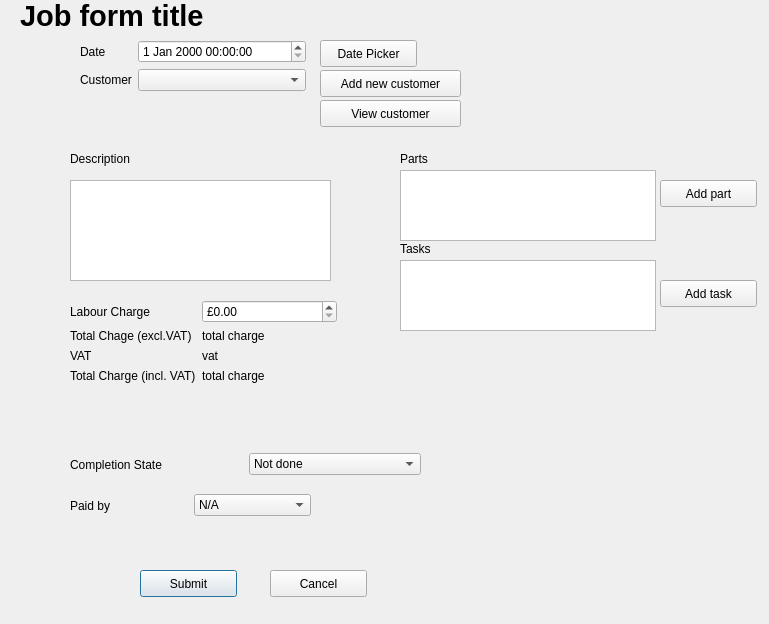
Before: the Qt Designer form dialogs/job/JobForm.ui in supermaximo93/Computing_Project, drawn with Qt 5.
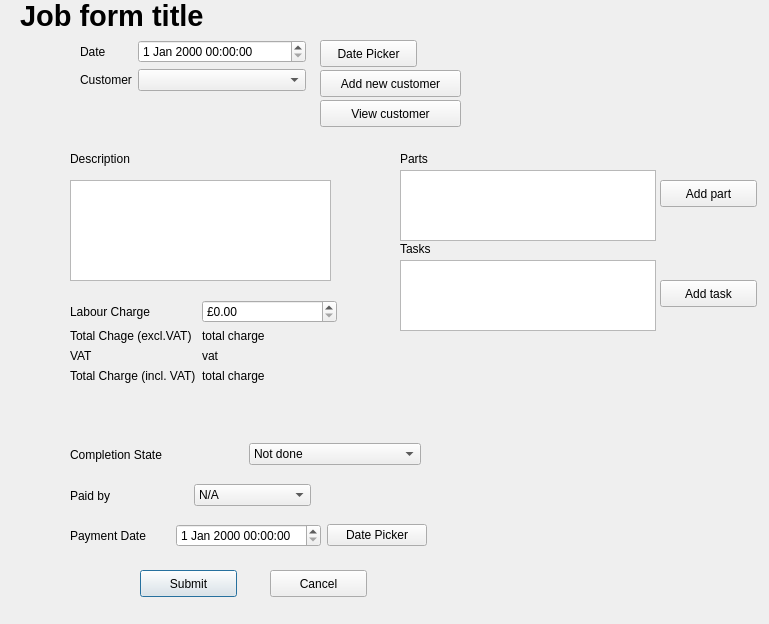
After: the same form once the commit is applied.

Commit message: Payment date added to Job forms

Diff of the .ui file:
```diff
--- a/dialogs/job/JobForm.ui
+++ b/dialogs/job/JobForm.ui
@@ -175,7 +175,7 @@
    <property name="geometry">
     <rect>
      <x>70</x>
-     <y>490</y>
+     <y>480</y>
      <width>241</width>
      <height>31</height>
     </rect>
@@ -307,7 +307,7 @@
    <property name="geometry">
     <rect>
      <x>70</x>
-     <y>450</y>
+     <y>440</y>
      <width>351</width>
      <height>29</height>
     </rect>
@@ -390,6 +390,35 @@
     <string>Date Picker</string>
    </property>
   </widget>
+  <widget class="QWidget" name="gridLayoutWidget">
+   <property name="geometry">
+    <rect>
+     <x>70</x>
+     <y>520</y>
+     <width>357</width>
+     <height>31</height>
+    </rect>
+   </property>
+   <layout class="QGridLayout" name="gridLayout">
+    <item row="0" column="0">
+     <widget class="QLabel" name="label_paymentDate">
+      <property name="text">
+       <string>Payment Date</string>
+      </property>
+     </widget>
+    </item>
+    <item row="0" column="1">
+     <widget class="QDateTimeEdit" name="dateTimeEdit_paymentDate"/>
+    </item>
+    <item row="0" column="2">
+     <widget class="QPushButton" name="pushButton_datePickerPaymentDate">
+      <property name="text">
+       <string>Date Picker</string>
+      </property>
+     </widget>
+    </item>
+   </layout>
+  </widget>
  </widget>
  <resources/>
  <connections/>
```
Left out of the diff: 2 changed lines with no effect on the pictures. The commit also changes 8 other files.
